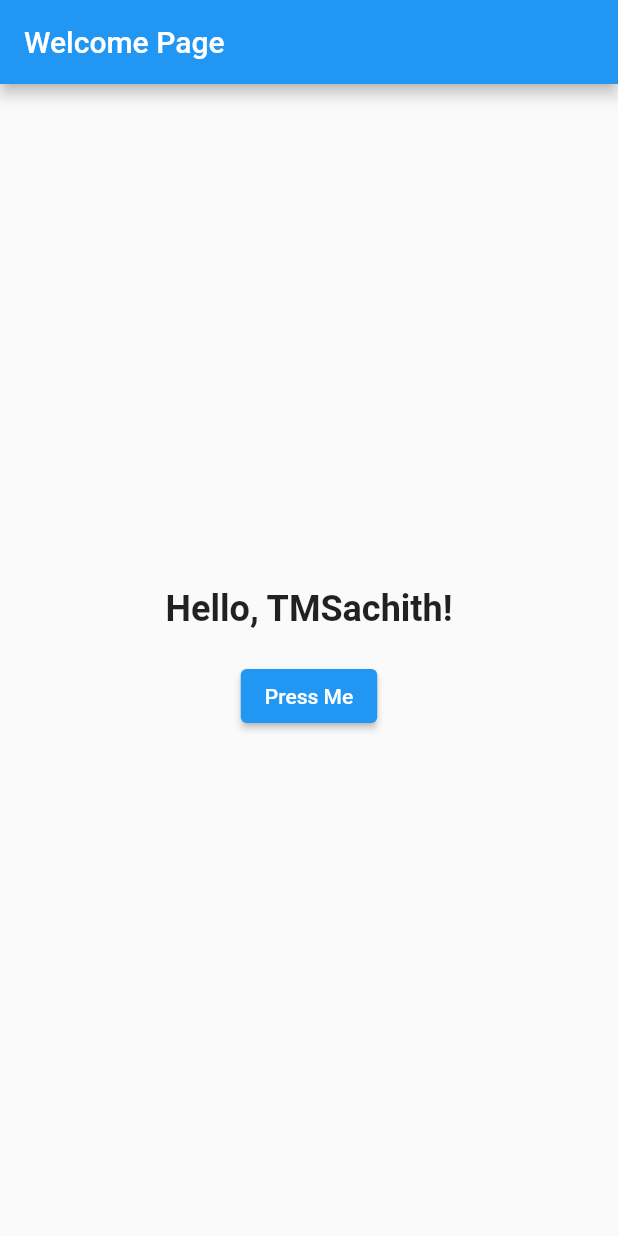
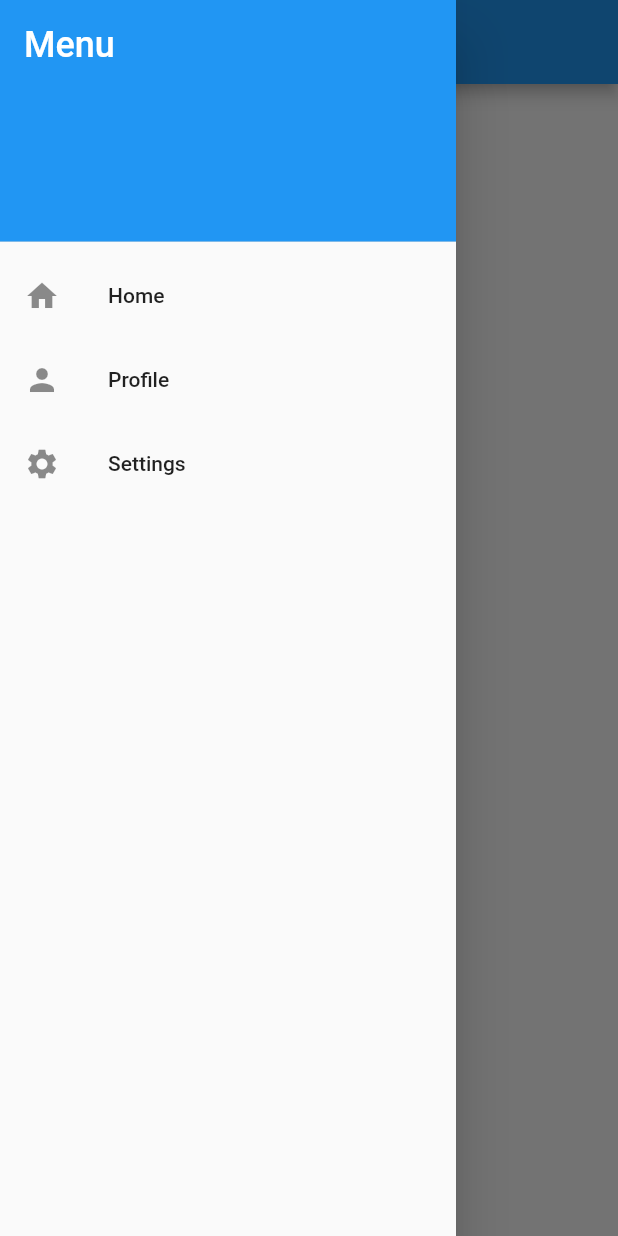
Before and after one commit to tmsachith/Flutter-Dart-Portfolio-App, a Flutter app: the screen it shows after launch, with the side drawer open (before the commit the screen has no drawer), on a phone screen of 412 x 824 dp. Run offline on Flutter 3.47's test engine with Material 2 defaults, Android fonts, the phone set to English and light mode, and no system bars.

Commit message:
add side bar and click fuctions

```diff
--- a/lib/main.dart
+++ b/lib/main.dart
@@ -28,6 +28,58 @@ class HomePage extends StatelessWidget {
       appBar: AppBar(
         title: const Text('Welcome Page'),
       ),
+      drawer: Drawer(
+        child: ListView(
+          padding: EdgeInsets.zero,
+          children: <Widget>[
+            const DrawerHeader(
+              decoration: BoxDecoration(
+                color: Colors.blue,
+              ),
+              child: Text(
+                'Menu',
+                style: TextStyle(
+                  color: Colors.white,
+                  fontSize: 24,
+                ),
+              ),
+            ),
+            ListTile(
+              leading: const Icon(Icons.home),
+              title: const Text('Home'),
+              onTap: () {
+                Navigator.pop(context);
+                Navigator.push(
+                    context,
+                    MaterialPageRoute(
+                        builder: (context) => const HomeScreen()));
+              },
+            ),
+            ListTile(
+              leading: const Icon(Icons.person),
+              title: const Text('Profile'),
+              onTap: () {
+                Navigator.pop(context);
+                Navigator.push(
+                    context,
+                    MaterialPageRoute(
+                        builder: (context) => const ProfileScreen()));
+              },
+            ),
+            ListTile(
+              leading: const Icon(Icons.settings),
+              title: const Text('Settings'),
+              onTap: () {
+                Navigator.pop(context);
+                Navigator.push(
+                    context,
+                    MaterialPageRoute(
+                        builder: (context) => const SettingsScreen()));
+              },
+            ),
+          ],
+        ),
+      ),
       body: Center(
         child: Column(
           mainAxisAlignment: MainAxisAlignment.center,
@@ -39,7 +91,6 @@ class HomePage extends StatelessWidget {
             const SizedBox(height: 20),
             ElevatedButton(
               onPressed: () {
-                // You can add logic here
                 showDialog(
                   context: context,
                   builder: (context) => AlertDialog(
@@ -62,3 +113,51 @@ class HomePage extends StatelessWidget {
     );
   }
 }
+
+class HomeScreen extends StatelessWidget {
+  const HomeScreen({super.key});
+
+  @override
+  Widget build(BuildContext context) {
+    return Scaffold(
+      appBar: AppBar(
+        title: const Text('Home'),
+      ),
+      body: const Center(
+        child: Text('Home Screen Content'),
+      ),
+    );
+  }
+}
+
+class ProfileScreen extends StatelessWidget {
+  const ProfileScreen({super.key});
+
+  @override
+  Widget build(BuildContext context) {
+    return Scaffold(
+      appBar: AppBar(
+        title: const Text('Profile'),
+      ),
+      body: const Center(
+        child: Text('Profile Screen Content'),
+      ),
+    );
+  }
+}
+
+class SettingsScreen extends StatelessWidget {
+  const SettingsScreen({super.key});
+
+  @override
+  Widget build(BuildContext context) {
+    return Scaffold(
+      appBar: AppBar(
+        title: const Text('Settings'),
+      ),
+      body: const Center(
+        child: Text('Settings Screen Content'),
+      ),
+    );
+  }
+}
```
